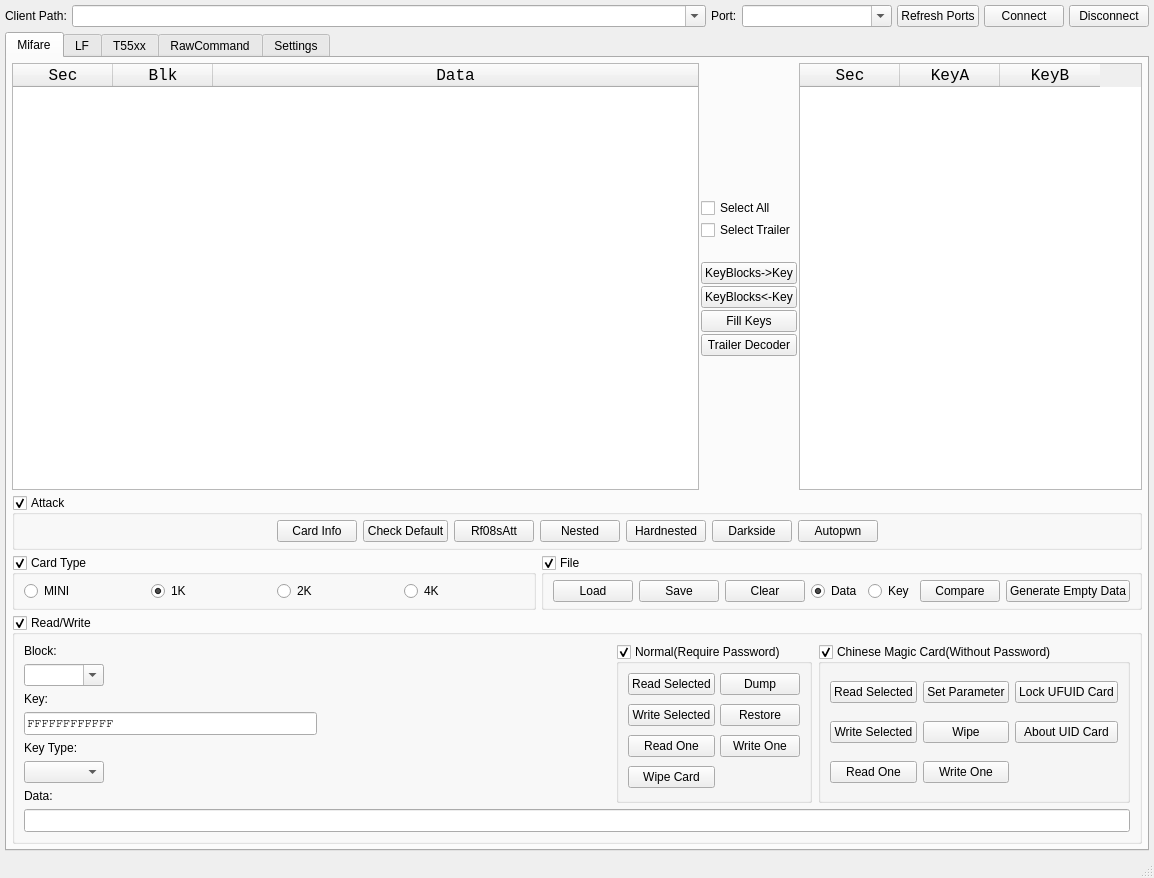
First picture: the form in src/ui/mainwindow.ui, repository x2358473/Proxmark3GUI, before the edit.
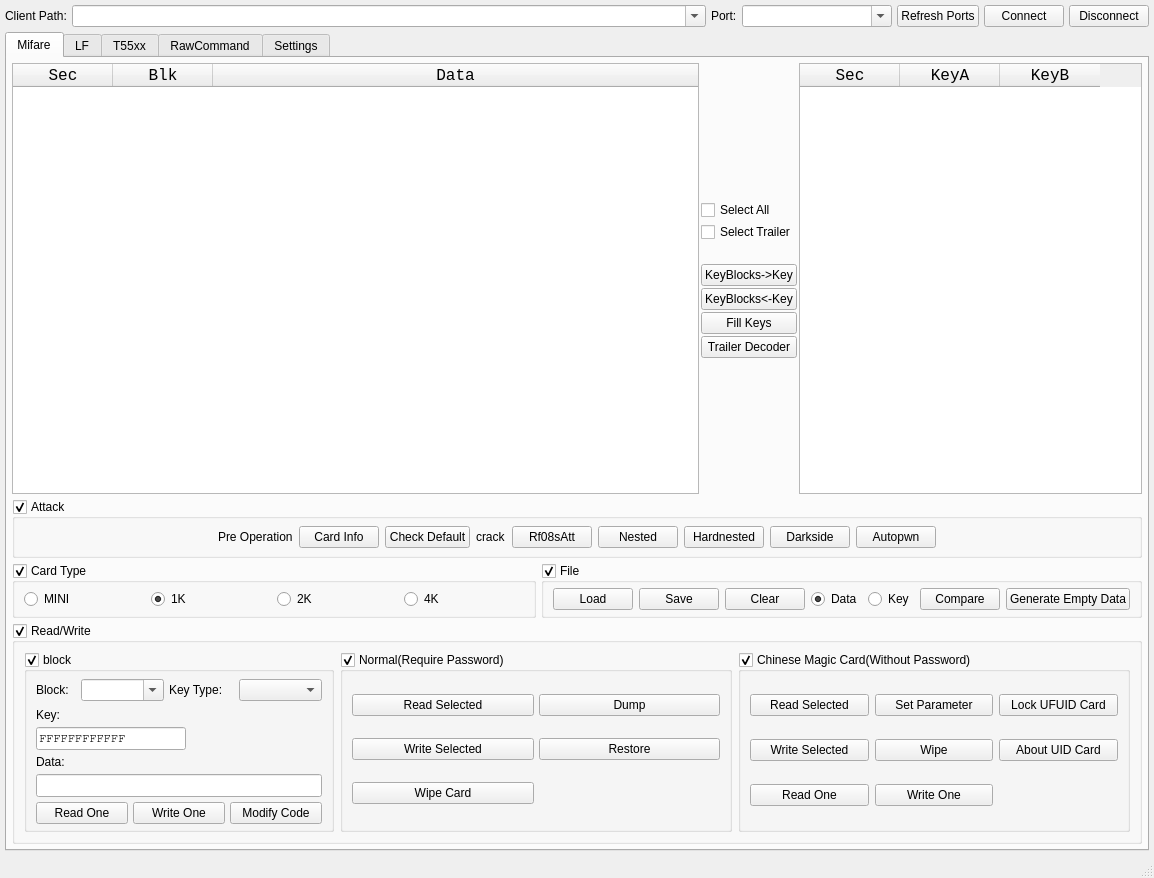
Second picture: the form after the edit.

What changed in the file:
```diff
--- a/src/ui/mainwindow.ui
+++ b/src/ui/mainwindow.ui
@@ -422,6 +422,25 @@
              </property>
             </spacer>
            </item>
+           <item>
+            <widget class="QLabel" name="label_79">
+             <property name="minimumSize">
+              <size>
+               <width>30</width>
+               <height>26</height>
+              </size>
+             </property>
+             <property name="maximumSize">
+              <size>
+               <width>85</width>
+               <height>16777215</height>
+              </size>
+             </property>
+             <property name="text">
+              <string>Pre Operation</string>
+             </property>
+            </widget>
+           </item>
            <item>
             <widget class="QPushButton" name="MF_Attack_infoButton">
              <property name="minimumSize">
@@ -448,6 +467,25 @@
              </property>
             </widget>
            </item>
+           <item>
+            <widget class="QLabel" name="label_80">
+             <property name="minimumSize">
+              <size>
+               <width>30</width>
+               <height>26</height>
+              </size>
+             </property>
+             <property name="maximumSize">
+              <size>
+               <width>85</width>
+               <height>16777215</height>
+              </size>
+             </property>
+             <property name="text">
+              <string>crack</string>
+             </property>
+            </widget>
+           </item>
            <item>
             <widget class="QPushButton" name="MF_Attack_rf08sButton">
              <property name="text">
@@ -697,9 +735,48 @@
            <item>
             <layout class="QHBoxLayout" name="horizontalLayout_12">
              <item>
-              <layout class="QVBoxLayout" name="verticalLayout_5">
+              <widget class="QGroupBox" name="MF_normalGroupBox_3">
+               <property name="maximumSize">
+                <size>
+                 <width>310</width>
+                 <height>16777215</height>
+                </size>
+               </property>
+               <property name="title">
+                <string>block</string>
+               </property>
+               <property name="checkable">
+                <bool>true</bool>
+               </property>
+               <layout class="QGridLayout" name="gridLayout_5">
+                <property name="topMargin">
+                 <number>5</number>
+                </property>
+                <property name="bottomMargin">
+                 <number>5</number>
+                </property>
+                <property name="spacing">
+                 <number>5</number>
+                </property>
+                <item row="0" column="0">
+                 <layout class="QHBoxLayout" name="horizontalLayout_42">
+                  <property name="sizeConstraint">
+                   <enum>QLayout::SizeConstraint::SetMinAndMaxSize</enum>
+                  </property>
                <item>
                 <widget class="QLabel" name="label_4">
+                    <property name="minimumSize">
+                     <size>
+                      <width>30</width>
+                      <height>26</height>
+                     </size>
+                    </property>
+                    <property name="maximumSize">
+                     <size>
+                      <width>40</width>
+                      <height>16777215</height>
+                     </size>
+                    </property>
                  <property name="text">
                   <string>Block:</string>
                  </property>
@@ -715,7 +792,7 @@
                  </property>
                  <property name="maximumSize">
                   <size>
-                   <width>80</width>
+                      <width>85</width>
                    <height>16777215</height>
                   </size>
                  </property>
@@ -731,6 +808,48 @@
                 </widget>
                </item>
                <item>
+                   <layout class="QHBoxLayout" name="horizontalLayout_44"/>
+                  </item>
+                  <item>
+                   <widget class="QLabel" name="label_3">
+                    <property name="maximumSize">
+                     <size>
+                      <width>65</width>
+                      <height>16777215</height>
+                     </size>
+                    </property>
+                    <property name="text">
+                     <string>Key Type:</string>
+                    </property>
+                   </widget>
+                  </item>
+                  <item>
+                   <widget class="QComboBox" name="MF_RW_keyTypeBox">
+                    <property name="minimumSize">
+                     <size>
+                      <width>52</width>
+                      <height>0</height>
+                     </size>
+                    </property>
+                    <property name="maximumSize">
+                     <size>
+                      <width>85</width>
+                      <height>16777215</height>
+                     </size>
+                    </property>
+                   </widget>
+                  </item>
+                 </layout>
+                </item>
+                <item row="1" column="0">
+                 <layout class="QVBoxLayout" name="verticalLayout_5">
+                  <property name="spacing">
+                   <number>-1</number>
+                  </property>
+                  <property name="leftMargin">
+                   <number>0</number>
+                  </property>
+                  <item>
                 <widget class="QLabel" name="label_5">
                  <property name="text">
                   <string>Key:</string>
@@ -739,6 +858,12 @@
                </item>
                <item>
                 <widget class="QLineEdit" name="MF_RW_keyEdit">
+                    <property name="maximumSize">
+                     <size>
+                      <width>150</width>
+                      <height>16777215</height>
+                     </size>
+                    </property>
                  <property name="font">
                   <font>
                    <family>Courier</family>
@@ -749,29 +874,6 @@
                  </property>
                 </widget>
                </item>
-               <item>
-                <widget class="QLabel" name="label_3">
-                 <property name="text">
-                  <string>Key Type:</string>
-                 </property>
-                </widget>
-               </item>
-               <item>
-                <widget class="QComboBox" name="MF_RW_keyTypeBox">
-                 <property name="minimumSize">
-                  <size>
-                   <width>45</width>
-                   <height>0</height>
-                  </size>
-                 </property>
-                 <property name="maximumSize">
-                  <size>
-                   <width>80</width>
-                   <height>16777215</height>
-                  </size>
-                 </property>
-                </widget>
-               </item>
                <item>
                 <widget class="QLabel" name="label_2">
                  <property name="text">
@@ -779,20 +881,59 @@
                  </property>
                 </widget>
                </item>
-              </layout>
+                  <item>
+                   <widget class="QLineEdit" name="MF_RW_dataEdit">
+                    <property name="font">
+                     <font>
+                      <family>Courier</family>
+                     </font>
+                    </property>
+                   </widget>
              </item>
              <item>
-              <spacer name="horizontalSpacer_3">
-               <property name="orientation">
-                <enum>Qt::Orientation::Horizontal</enum>
-               </property>
-               <property name="sizeHint" stdset="0">
+                   <layout class="QHBoxLayout" name="horizontalLayout_43">
+                    <property name="sizeConstraint">
+                     <enum>QLayout::SizeConstraint::SetMinAndMaxSize</enum>
+                    </property>
+                    <item>
+                     <widget class="QPushButton" name="MF_RW_readBlockButton">
+                      <property name="minimumSize">
                 <size>
                  <width>40</width>
-                 <height>20</height>
-                </size>
-               </property>
-              </spacer>
+                        <height>0</height>
+                       </size>
+                      </property>
+                      <property name="text">
+                       <string>Read One</string>
+                      </property>
+                     </widget>
+                    </item>
+                    <item>
+                     <widget class="QPushButton" name="MF_RW_writeBlockButton">
+                      <property name="minimumSize">
+                       <size>
+                        <width>40</width>
+                        <height>0</height>
+                       </size>
+                      </property>
+                      <property name="text">
+                       <string>Write One</string>
+                      </property>
+                     </widget>
+                    </item>
+                    <item>
+                     <widget class="QPushButton" name="MF_RW_modifyCardCodeButton">
+                      <property name="text">
+                       <string>Modify Code</string>
+                      </property>
+                     </widget>
+                    </item>
+                   </layout>
+                  </item>
+                 </layout>
+                </item>
+               </layout>
+              </widget>
              </item>
              <item>
               <widget class="QGroupBox" name="MF_normalGroupBox">
@@ -812,32 +953,6 @@
                 <property name="spacing">
                  <number>5</number>
                 </property>
-                <item row="2" column="0">
-                 <widget class="QPushButton" name="MF_RW_readBlockButton">
-                  <property name="minimumSize">
-                   <size>
-                    <width>40</width>
-                    <height>0</height>
-                   </size>
-                  </property>
-                  <property name="text">
-                   <string>Read One</string>
-                  </property>
-                 </widget>
-                </item>
-                <item row="2" column="1">
-                 <widget class="QPushButton" name="MF_RW_writeBlockButton">
-                  <property name="minimumSize">
-                   <size>
-                    <width>40</width>
-                    <height>0</height>
-                   </size>
-                  </property>
-                  <property name="text">
-                   <string>Write One</string>
-                  </property>
-                 </widget>
-                </item>
                 <item row="1" column="0">
                  <widget class="QPushButton" name="MF_RW_writeSelectedButton">
                   <property name="minimumSize">
@@ -914,6 +1029,12 @@
              </item>
              <item>
               <widget class="QGroupBox" name="MF_UIDGroupBox">
+               <property name="minimumSize">
+                <size>
+                 <width>0</width>
+                 <height>0</height>
+                </size>
+               </property>
                <property name="title">
                 <string>Chinese Magic Card(Without Password)</string>
                </property>
@@ -1048,15 +1169,6 @@
              </item>
             </layout>
            </item>
-           <item>
-            <widget class="QLineEdit" name="MF_RW_dataEdit">
-             <property name="font">
-              <font>
-               <family>Courier</family>
-              </font>
-             </property>
-            </widget>
-           </item>
           </layout>
          </widget>
         </item>
```
Lines whose indentation alone changed are shown as unchanged.
